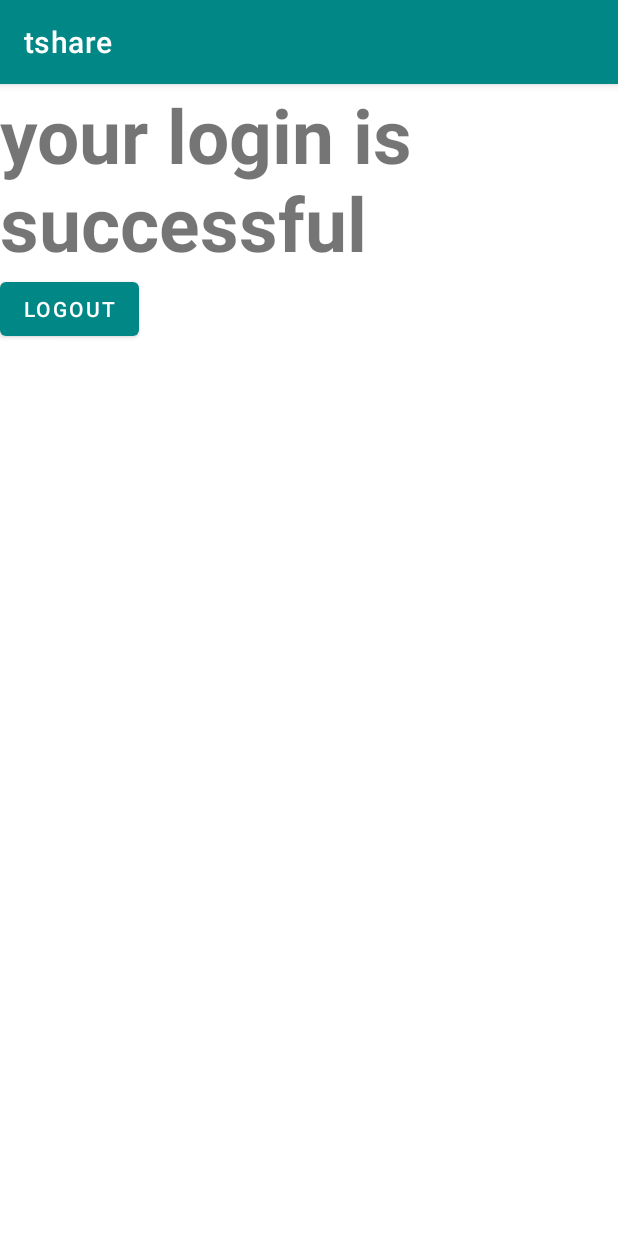
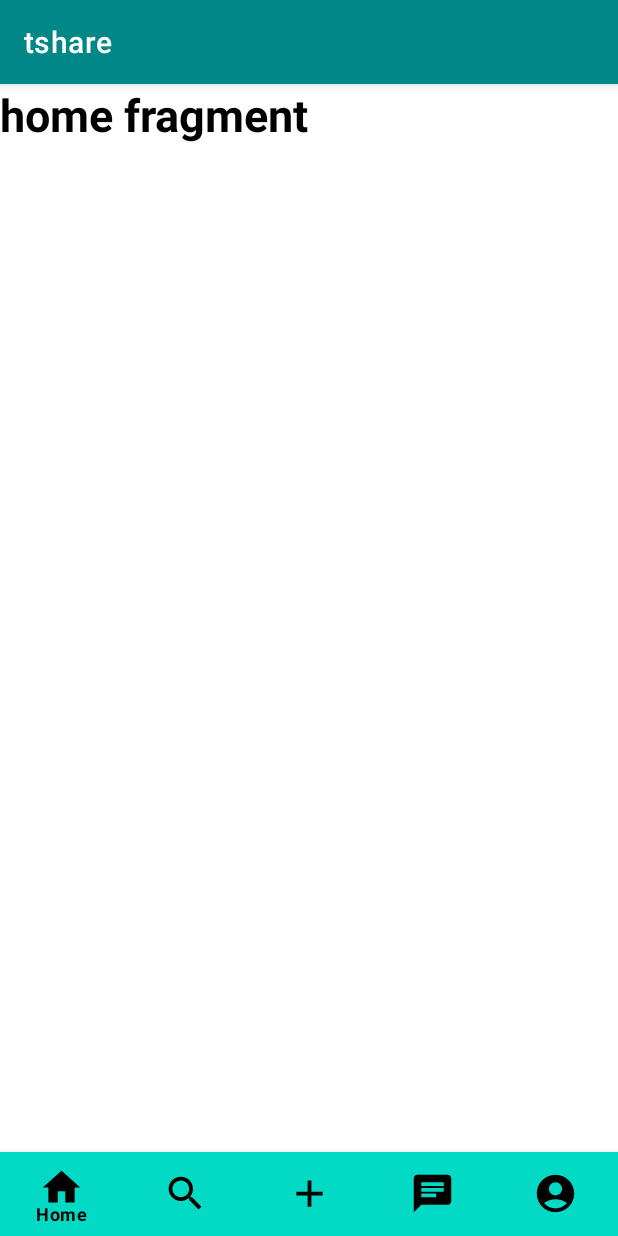
Before and after one commit to Disna11/tshare-Dissertation-, an Android app: the homeActivity screen opened directly, with no data from a screen before it, on a phone screen of 412 x 824 dp. Run offline under Robolectric (Android 15) with nearby library versions, the phone set to English and light mode, and no system bars; our stand-ins replace Firebase (no records; nobody signed in at launch, a user with empty details on screens opened directly).

Commit message:
we added a bottom navigation bar in home activity. as a result we have created fragments for the navigation bar menu items.

```diff
--- /dev/null
+++ b/app/src/main/java/com/example/tshare/HomeFragment.kt
@@ -0,0 +1,22 @@
+package com.example.tshare
+
+import android.os.Bundle
+import androidx.fragment.app.Fragment
+import android.view.LayoutInflater
+import android.view.View
+import android.view.ViewGroup
+
+
+class HomeFragment : Fragment() {
+    // TODO: Rename and change types of parameters
+
+    override fun onCreateView(
+        inflater: LayoutInflater, container: ViewGroup?,
+        savedInstanceState: Bundle?
+    ): View? {
+        // Inflate the layout for this fragment
+        return inflater.inflate(R.layout.fragment_home, container, false)
+    }
+
+
+}
--- a/app/src/main/java/com/example/tshare/homeActivity.kt
+++ b/app/src/main/java/com/example/tshare/homeActivity.kt
@@ -5,6 +5,8 @@ import androidx.appcompat.app.AppCompatActivity
 import android.os.Bundle
 import android.widget.Button
 import android.widget.TextView
+import androidx.fragment.app.Fragment
+import com.google.android.material.bottomnavigation.BottomNavigationView
 import com.google.firebase.Firebase
 import com.google.firebase.auth.FirebaseAuth
 import com.google.firebase.auth.FirebaseUser
@@ -13,26 +15,63 @@ import com.google.firebase.auth.auth
 class homeActivity : AppCompatActivity() {
 
     private lateinit var auth: FirebaseAuth
-    var txt: TextView?=null
-    var btn: Button?=null
+    private lateinit var BottomNavigationView: BottomNavigationView
+//    var txt: TextView?=null
+//    var btn: Button?=null
     var user: FirebaseUser?=null
     override fun onCreate(savedInstanceState: Bundle?) {
         super.onCreate(savedInstanceState)
         setContentView(R.layout.activity_home)
         auth = Firebase.auth
-        txt=findViewById(R.id.txt)
-        btn=findViewById(R.id.logout)
+
+        BottomNavigationView=findViewById(R.id.btnav)
+//        txt=findViewById(R.id.txt)
+//        btn=findViewById(R.id.logout)
         user=auth.currentUser
         if(user==null){
-            val myIntent = Intent(applicationContext, loginActivity::class.java)
+            val myIntent = Intent(applicationContext, MainActivity::class.java)
             startActivity(myIntent)
             finish()
         }
-        btn?.setOnClickListener {
-            Firebase.auth.signOut()
-            val myIntent = Intent(applicationContext, loginActivity::class.java)
-            startActivity(myIntent)
-            finish()
+
+        BottomNavigationView.setOnItemSelectedListener { menuItem->
+            when (menuItem.itemId){
+                R.id.btm_home->{
+                    replaceFragment(HomeFragment())
+                    true
+                }
+                R.id.btm_search->{
+                    replaceFragment(SearchFragment())
+                    true
+                }
+                R.id.btm_add->{
+                    replaceFragment(AddFragment())
+                    true
+                }
+                R.id.btm_chat->{
+                    replaceFragment(ChatFragment())
+                    true
+                }
+                R.id.btm_profile->{
+                    replaceFragment(ProfileFragment())
+                    true
+                }
+                else -> false
+
+
+            }
+
         }
+//        btn?.setOnClickListener {
+//            Firebase.auth.signOut()
+//            val myIntent = Intent(applicationContext, loginActivity::class.java)
+//            startActivity(myIntent)
+//            finish()
+//        }
+        replaceFragment(HomeFragment())
+    }
+
+    private  fun replaceFragment(fragment: Fragment){
+        supportFragmentManager.beginTransaction().replace(R.id.frameLyt, fragment).commit()
     }
 }
--- /dev/null
+++ b/app/src/main/res/drawable/icon_add.xml
@@ -0,0 +1,5 @@
+<vector android:height="24dp" android:tint="#000000"
+    android:viewportHeight="24" android:viewportWidth="24"
+    android:width="24dp" xmlns:android="http://schemas.android.com/apk/res/android">
+    <path android:fillColor="@android:color/white" android:pathData="M19,13h-6v6h-2v-6H5v-2h6V5h2v6h6v2z"/>
+</vector>
--- /dev/null
+++ b/app/src/main/res/drawable/icon_chat.xml
@@ -0,0 +1,5 @@
+<vector android:autoMirrored="true" android:height="24dp"
+    android:tint="#000000" android:viewportHeight="24"
+    android:viewportWidth="24" android:width="24dp" xmlns:android="http://schemas.android.com/apk/res/android">
+    <path android:fillColor="@android:color/white" android:pathData="M20,2L4,2c-1.1,0 -1.99,0.9 -1.99,2L2,22l4,-4h14c1.1,0 2,-0.9 2,-2L22,4c0,-1.1 -0.9,-2 -2,-2zM6,9h12v2L6,11L6,9zM14,14L6,14v-2h8v2zM18,8L6,8L6,6h12v2z"/>
+</vector>
--- /dev/null
+++ b/app/src/main/res/drawable/icon_home.xml
@@ -0,0 +1,5 @@
+<vector android:height="24dp" android:tint="#000000"
+    android:viewportHeight="24" android:viewportWidth="24"
+    android:width="24dp" xmlns:android="http://schemas.android.com/apk/res/android">
+    <path android:fillColor="@android:color/white" android:pathData="M10,20v-6h4v6h5v-8h3L12,3 2,12h3v8z"/>
+</vector>
--- /dev/null
+++ b/app/src/main/res/drawable/icon_profile.xml
@@ -0,0 +1,5 @@
+<vector android:height="24dp" android:tint="#000000"
+    android:viewportHeight="24" android:viewportWidth="24"
+    android:width="24dp" xmlns:android="http://schemas.android.com/apk/res/android">
+    <path android:fillColor="@android:color/white" android:pathData="M12,2C6.48,2 2,6.48 2,12s4.48,10 10,10s10,-4.48 10,-10S17.52,2 12,2zM12,6c1.93,0 3.5,1.57 3.5,3.5S13.93,13 12,13s-3.5,-1.57 -3.5,-3.5S10.07,6 12,6zM12,20c-2.03,0 -4.43,-0.82 -6.14,-2.88C7.55,15.8 9.68,15 12,15s4.45,0.8 6.14,2.12C16.43,19.18 14.03,20 12,20z"/>
+</vector>
--- /dev/null
+++ b/app/src/main/res/drawable/icon_search.xml
@@ -0,0 +1,5 @@
+<vector android:height="24dp" android:tint="#000000"
+    android:viewportHeight="24" android:viewportWidth="24"
+    android:width="24dp" xmlns:android="http://schemas.android.com/apk/res/android">
+    <path android:fillColor="@android:color/white" android:pathData="M15.5,14h-0.79l-0.28,-0.27C15.41,12.59 16,11.11 16,9.5 16,5.91 13.09,3 9.5,3S3,5.91 3,9.5 5.91,16 9.5,16c1.61,0 3.09,-0.59 4.23,-1.57l0.27,0.28v0.79l5,4.99L20.49,19l-4.99,-5zM9.5,14C7.01,14 5,11.99 5,9.5S7.01,5 9.5,5 14,7.01 14,9.5 11.99,14 9.5,14z"/>
+</vector>
--- a/app/src/main/res/layout/activity_home.xml
+++ b/app/src/main/res/layout/activity_home.xml
@@ -7,17 +7,36 @@
     android:orientation="vertical"
     tools:context=".homeActivity">
 
-    <TextView
-        android:id="@+id/txt"
-        android:layout_width="wrap_content"
+    <FrameLayout
+        android:layout_width="match_parent"
         android:layout_height="wrap_content"
-        android:text="your login is successful"
-        android:textStyle="bold"
-        android:textSize="50dp"/>
+        android:layout_weight="1"
+        android:id="@+id/frameLyt"/>
+    <com.google.android.material.bottomnavigation.BottomNavigationView
+        android:layout_width="match_parent"
+        android:layout_height="wrap_content"
+        android:id="@+id/btnav"
+        app:menu="@menu/bottom_navigation"
+        app:layout_constraintStart_toStartOf="parent"
+        app:layout_constraintEnd_toEndOf="parent"
+        app:layout_constraintBottom_toBottomOf="parent"
+        android:background="@color/teal_200"
+        app:itemIconTint="@color/black"
+        app:itemTextColor="@color/black"
+        app:itemIconSize="30dp"
+        app:itemActiveIndicatorStyle="@style/App.Custom.Indicator"/>
 
-    <Button
-        android:layout_width="wrap_content"
-        android:layout_height="wrap_content"
-        android:id="@+id/logout"
-        android:text="Logout"/>
+<!--    <TextView-->
+<!--        android:id="@+id/txt"-->
+<!--        android:layout_width="wrap_content"-->
+<!--        android:layout_height="wrap_content"-->
+<!--        android:text="your login is successful"-->
+<!--        android:textStyle="bold"-->
+<!--        android:textSize="50dp"/>-->
+
+<!--    <Button-->
+<!--        android:layout_width="wrap_content"-->
+<!--        android:layout_height="wrap_content"-->
+<!--        android:id="@+id/logout"-->
+<!--        android:text="Logout"/>-->
 </LinearLayout>
--- /dev/null
+++ b/app/src/main/res/layout/fragment_home.xml
@@ -0,0 +1,17 @@
+<?xml version="1.0" encoding="utf-8"?>
+<FrameLayout xmlns:android="http://schemas.android.com/apk/res/android"
+    xmlns:tools="http://schemas.android.com/tools"
+    android:layout_width="match_parent"
+    android:layout_height="match_parent"
+    tools:context=".HomeFragment">
+
+    <!-- TODO: Update blank fragment layout -->
+    <TextView
+        android:layout_width="match_parent"
+        android:layout_height="match_parent"
+        android:text="home fragment"
+        android:textSize="30dp"
+        android:textColor="@color/black"
+        android:textStyle="bold"/>
+
+</FrameLayout>
--- /dev/null
+++ b/app/src/main/res/menu/bottom_navigation.xml
@@ -0,0 +1,18 @@
+<?xml version="1.0" encoding="utf-8"?>
+<menu xmlns:android="http://schemas.android.com/apk/res/android">
+    <item android:id="@+id/btm_home"
+        android:title="Home"
+        android:icon="@drawable/icon_home"/>
+    <item android:id="@+id/btm_search"
+        android:title="Serach"
+        android:icon="@drawable/icon_search"/>
+    <item android:id="@+id/btm_add"
+        android:title="Add offers"
+        android:icon="@drawable/icon_add"/>
+    <item android:id="@+id/btm_chat"
+        android:title="Message"
+        android:icon="@drawable/icon_chat"/>
+    <item android:id="@+id/btm_profile"
+        android:title="profile"
+        android:icon="@drawable/icon_profile"/>
+</menu>
--- a/app/src/main/res/values/strings.xml
+++ b/app/src/main/res/values/strings.xml
@@ -6,4 +6,6 @@
     <string name="what_is_your_username_and_password">What is your UserName and Password???</string>
     <string name="don_t_have_an_account">Don\'t have an Account??</string>
     <string name="sign_up">Sign_Up!!</string>
+    <!-- TODO: Remove or change this placeholder text -->
+    <string name="hello_blank_fragment">Hello blank fragment</string>
 </resources>
--- a/app/src/main/res/values/themes.xml
+++ b/app/src/main/res/values/themes.xml
@@ -13,4 +13,8 @@
         <item name="android:statusBarColor">?attr/colorPrimaryVariant</item>
         <!-- Customize your theme here. -->
     </style>
+
+    <style name="App.Custom.Indicator" parent="Widget.Material3.BottomNavigationView.ActiveIndicator">
+        <item name="android:color">@color/teal_200</item>
+    </style>
 </resources>
```
Also changed, not shown: app/src/main/java/com/example/tshare/AddFragment.kt (added, +23 -0 lines), app/src/main/java/com/example/tshare/ChatFragment.kt (added, +22 -0 lines), app/src/main/java/com/example/tshare/ProfileFragment.kt (added, +22 -0 lines), app/src/main/java/com/example/tshare/SearchFragment.kt (added, +19 -0 lines), app/src/main/res/layout/fragment_add.xml (added, +17 -0 lines), app/src/main/res/layout/fragment_chat.xml (added, +17 -0 lines), app/src/main/res/layout/fragment_profile.xml (added, +17 -0 lines), app/src/main/res/layout/fragment_search.xml (added, +17 -0 lines).
